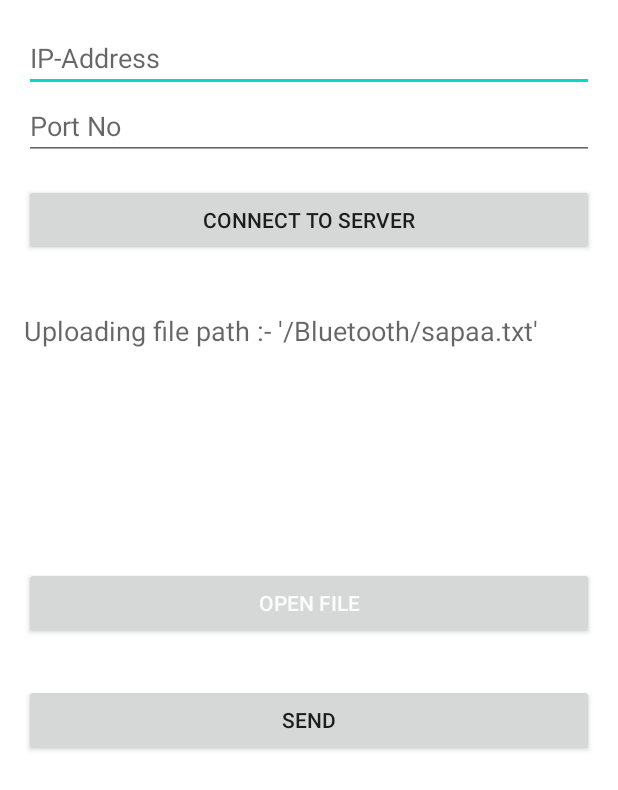
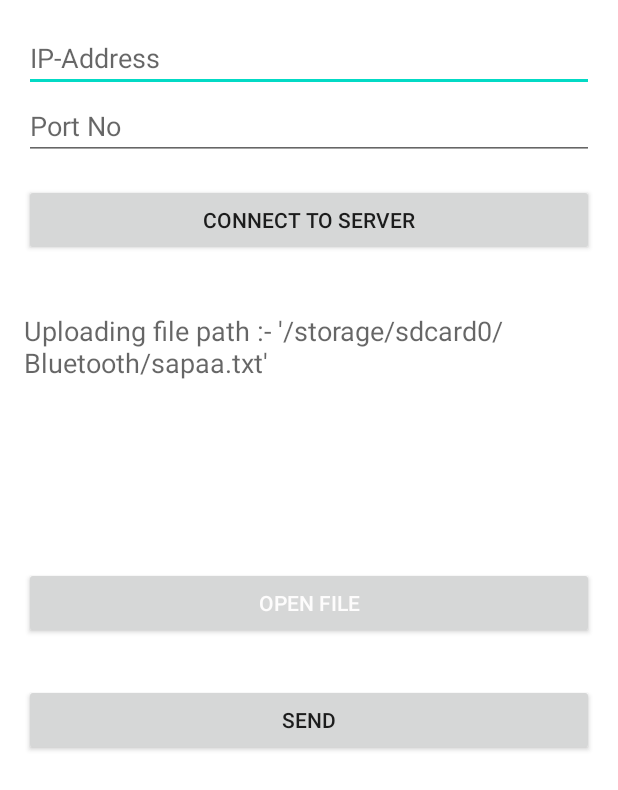
Before and after one commit to liviayurike/UASPemjar, an Android app: the screen it shows after launch (MainActivity), on a phone screen of 412 x 824 dp. Shown: the top 790 px of the screen. Run offline under Robolectric (Android 15) with nearby library versions, the phone set to English and light mode, and no system bars.

Commit message:
file storage

```diff
--- a/SocketClient/app/src/main/AndroidManifest.xml
+++ b/SocketClient/app/src/main/AndroidManifest.xml
@@ -1,6 +1,11 @@
 <?xml version="1.0" encoding="utf-8"?>
 <manifest xmlns:android="http://schemas.android.com/apk/res/android"
     package="org.pemjar.socketclient">
+
+    <uses-permission android:name="android.permission.WRITE_EXTERNAL_STORAGE"/>
+    <uses-permission android:name="android.permission.ACCESS_WIFI_STATE" />
+    <uses-permission android:name="android.permission.ACCESS_NETWORK_STATE" />
+    <uses-permission android:name="android.permission.INTERNET" />
 
     <application
         android:allowBackup="true"
--- a/SocketClient/app/src/main/java/org/pemjar/socketclient/MainActivity.java
+++ b/SocketClient/app/src/main/java/org/pemjar/socketclient/MainActivity.java
@@ -41,8 +41,8 @@ public class MainActivity extends Activity {
 
     String upLoadServerUri = null;
 
-    final String uploadFilePath = "/Bluetooth/";
-    final String uploadFileName = "sapaa.txt";
+    final String uploadFilePath = "/storage/sdcard0/Bluetooth/";
+   final String uploadFileName = "sapaa.txt";
     @Override
     protected void onCreate(Bundle savedInstanceState) {
         super.onCreate(savedInstanceState);
@@ -53,8 +53,8 @@ public class MainActivity extends Activity {
         btnFile = findViewById(R.id.openFile);
         btnSend = findViewById(R.id.btnSend);
         Button btnConnect = findViewById(R.id.btnConnect);
-        tvPesan.setText("Uploading file path :- '/Bluetooth/"+uploadFileName+"'");
-        upLoadServerUri = "serverpath";
+        tvPesan.setText("Uploading file path :- '/storage/sdcard0/Bluetooth/"+uploadFileName+"'");
+        upLoadServerUri = "http://www.androidexample.com/media/UploadToServer.php";
         btnConnect.setOnClickListener(new View.OnClickListener() {
             @Override
             public void onClick(View v) {
--- a/SocketServer/app/src/main/AndroidManifest.xml
+++ b/SocketServer/app/src/main/AndroidManifest.xml
@@ -2,6 +2,7 @@
 <manifest xmlns:android="http://schemas.android.com/apk/res/android"
     package="org.pemjar.socketserver">
 
+    <uses-permission android:name="android.permission.WRITE_EXTERNAL_STORAGE"/>
     <uses-permission android:name="android.permission.ACCESS_WIFI_STATE" />
     <uses-permission android:name="android.permission.ACCESS_NETWORK_STATE" />
     <uses-permission android:name="android.permission.INTERNET" />
```
